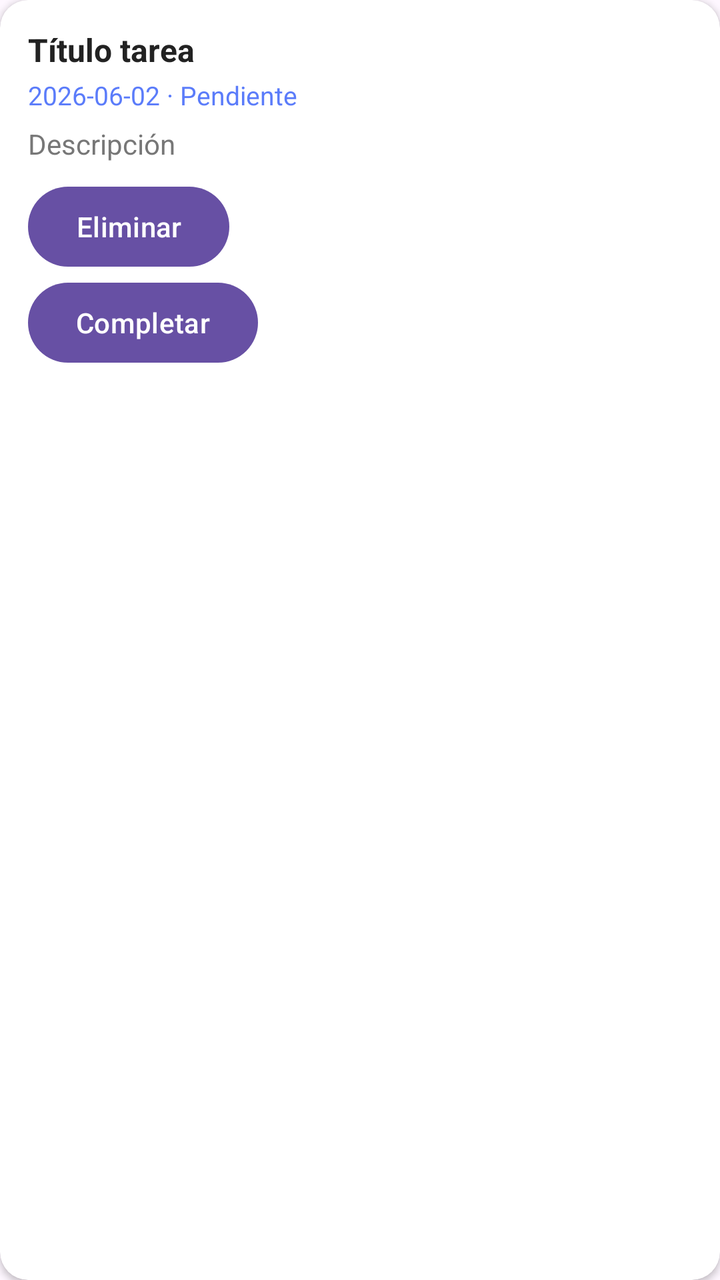
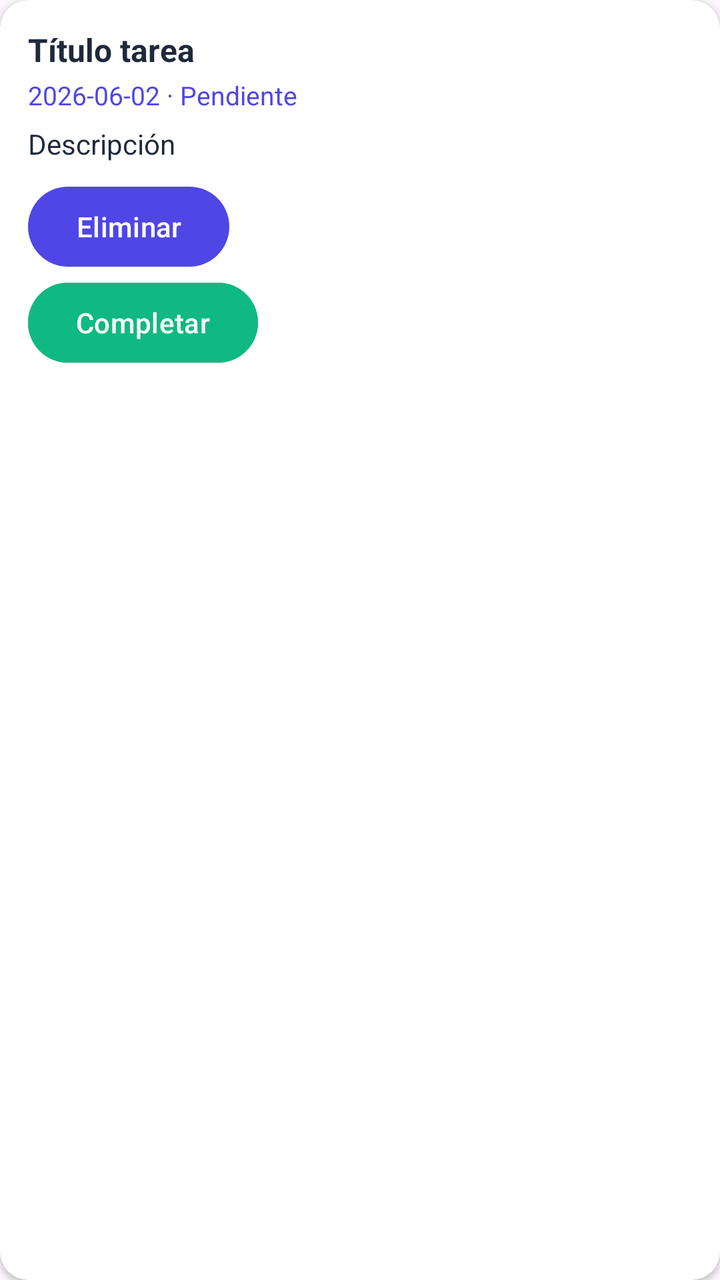

Two renders of the same Android screen: before a commit and after it. Below are the layout's source before the change and the commit's diff.
<!-- AndroidManifest.xml: application theme Theme.TareasAPP -->
<!-- res/layout/item_tarea.xml -->
<?xml version="1.0" encoding="utf-8"?>
<androidx.cardview.widget.CardView xmlns:android="http://schemas.android.com/apk/res/android"
    xmlns:app="http://schemas.android.com/apk/res-auto"
    android:layout_width="match_parent"
    android:layout_height="wrap_content"
    android:layout_marginBottom="10dp"
    app:cardCornerRadius="14dp"
    app:cardElevation="2dp">

    <LinearLayout
        android:layout_width="match_parent"
        android:layout_height="wrap_content"
        android:orientation="vertical"
        android:padding="14dp">

        <TextView
            android:id="@+id/tvTitulo"
            android:layout_width="match_parent"
            android:layout_height="wrap_content"
            android:text="Título tarea"
            android:textColor="@color/text_dark"
            android:textSize="16sp"
            android:textStyle="bold" />

        <TextView
            android:id="@+id/tvFechaEstado"
            android:layout_width="match_parent"
            android:layout_height="wrap_content"
            android:layout_marginTop="3dp"
            android:text="2026-06-02 · Pendiente"
            android:textColor="@color/primary_blue"
            android:textSize="13sp" />

        <TextView
            android:id="@+id/tvDescripcion"
            android:layout_width="match_parent"
            android:layout_height="wrap_content"
            android:layout_marginTop="6dp"
            android:text="Descripción"
            android:textColor="@color/text_gray"
            android:textSize="14sp" />

        <Button
            android:id="@+id/btnEliminar"
            android:layout_width="wrap_content"
            android:layout_height="wrap_content"
            android:layout_marginTop="8dp"
            android:text="Eliminar" />
        <Button
            android:id="@+id/btnCompletar"
            android:layout_width="wrap_content"
            android:layout_height="wrap_content"
            android:text="Completar" />

    </LinearLayout>

</androidx.cardview.widget.CardView>
<!-- resources referenced by this layout -->
<resources>
  <color name="primary_blue">#5B7CFA</color>
  <color name="text_dark">#222222</color>
  <color name="text_gray">#777777</color>
  <style name="Theme.TareasAPP" parent="Base.Theme.TareasAPP" />
  <style name="Base.Theme.TareasAPP" parent="Theme.Material3.DayNight.NoActionBar">
          
          
      </style>
</resources>

<!-- the commit's change to res/layout/item_tarea.xml (unified diff, before → after) -->
@@ -18,7 +18,7 @@
             android:layout_width="match_parent"
             android:layout_height="wrap_content"
             android:text="Título tarea"
-            android:textColor="@color/text_dark"
+            android:textColor="@color/text_primary"
             android:textSize="16sp"
             android:textStyle="bold" />
 
@@ -37,7 +37,7 @@
             android:layout_height="wrap_content"
             android:layout_marginTop="6dp"
             android:text="Descripción"
-            android:textColor="@color/text_gray"
+            android:textColor="@color/text_primary"
             android:textSize="14sp" />
 
         <Button
@@ -50,6 +50,7 @@
             android:id="@+id/btnCompletar"
             android:layout_width="wrap_content"
             android:layout_height="wrap_content"
+            android:backgroundTint="@color/secondary"
             android:text="Completar" />
 
     </LinearLayout>
<!-- resource entries referenced after the edit -->
@@ -1,12 +1,14 @@
 <!-- resources referenced by this layout -->
 <resources>
-  <color name="primary_blue">#5B7CFA</color>
-  <color name="text_dark">#222222</color>
-  <color name="text_gray">#777777</color>
+  <color name="primary_blue">#4F46E5</color>
+  <color name="secondary">#10B981</color>
+  <color name="text_primary">#1E293B</color>
   <style name="Theme.TareasAPP" parent="Base.Theme.TareasAPP" />
   <style name="Base.Theme.TareasAPP" parent="Theme.Material3.DayNight.NoActionBar">
           
           
+          <item name="colorPrimary">@color/primary_blue</item>
+          <item name="colorSecondary">@color/secondary</item>
       </style>
 </resources>
 
